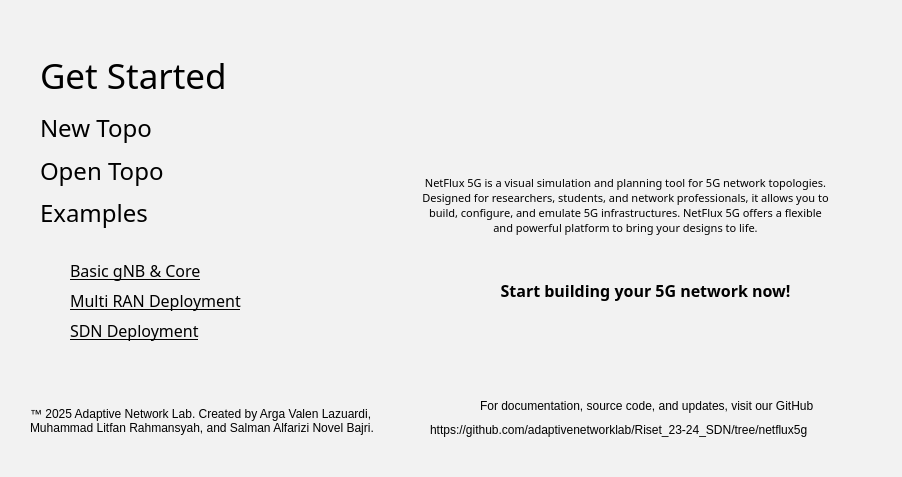
Qt form netflux5g-editor/src/gui/ui/Welcome_Screen.ui (adaptivenetworklab/NetFlux5G) before a commit.
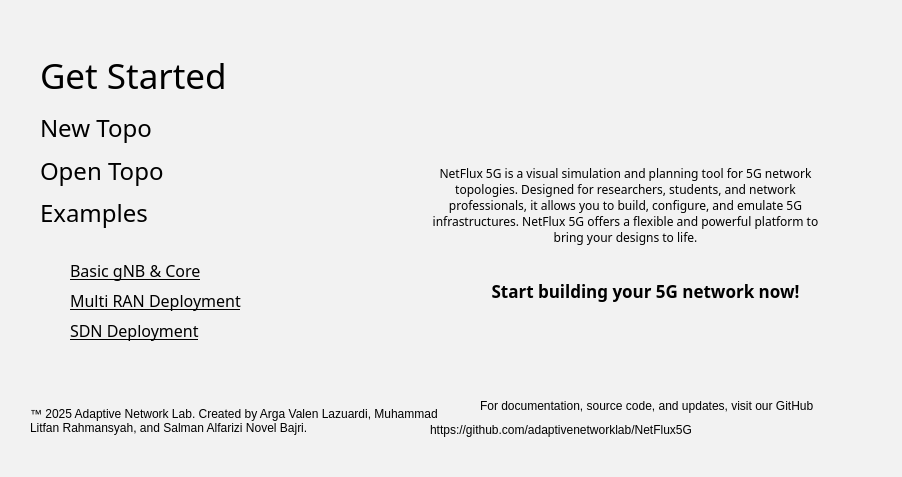
The same form after that commit. Icons and pictures are not drawn.

```diff
--- a/netflux5g-editor/src/gui/ui/Welcome_Screen.ui
+++ b/netflux5g-editor/src/gui/ui/Welcome_Screen.ui
@@ -117,6 +117,8 @@
    <widget class="QLabel" name="NetFluxLogo">
     <property name="geometry">
      <rect>
+      <x>460</x>
+      <y>60</y>
       <x>450</x>
       <y>50</y>
       <width>371</width>
@@ -145,7 +147,7 @@
     <property name="font">
      <font>
       <family>Poppins Light</family>
-      <pointsize>8</pointsize>
+      <pointsize>9</pointsize>
      </font>
     </property>
     <property name="text">
@@ -170,7 +172,7 @@
     <property name="font">
      <font>
       <family>Poppins Medium</family>
-      <pointsize>12</pointsize>
+      <pointsize>13</pointsize>
       <weight>75</weight>
       <bold>true</bold>
      </font>
@@ -283,9 +285,9 @@
     <property name="geometry">
      <rect>
       <x>30</x>
-      <y>380</y>
-      <width>361</width>
-      <height>81</height>
+      <y>400</y>
+      <width>411</width>
+      <height>41</height>
      </rect>
     </property>
     <property name="text">
@@ -316,12 +318,12 @@
      <rect>
       <x>430</x>
       <y>420</y>
-      <width>411</width>
+      <width>301</width>
       <height>20</height>
      </rect>
     </property>
     <property name="text">
-     <string>https://github.com/adaptivenetworklab/Riset_23-24_SDN/tree/netflux5g</string>
+     <string>https://github.com/adaptivenetworklab/NetFlux5G</string>
     </property>
    </widget>
   </widget>
```
